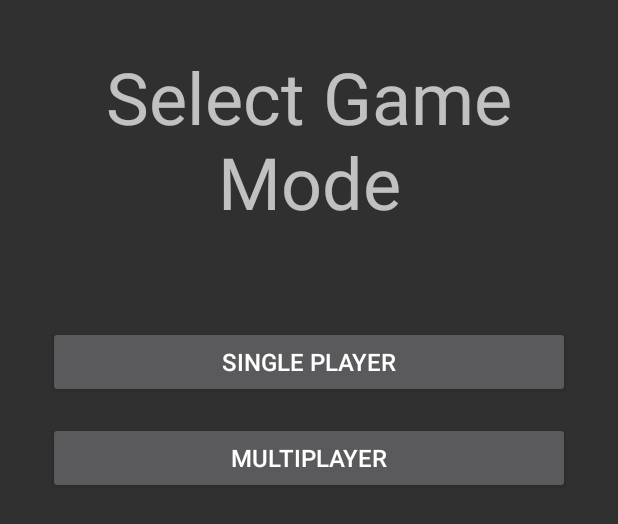
After one commit to NetoPedro/TicTacToe, an Android app: the layout activity_select_game_mode.xml on its own in the app's theme, with its tools: preview values and no code run, on a phone screen of 412 x 824 dp. The commit adds this screen. Shown: the top 524 px of the screen. Run offline under Robolectric (Android 15) with nearby library versions, the phone set to English and light mode, and no system bars.

Commit message:
Select Game Mode activity

```diff
--- a/app/src/main/AndroidManifest.xml
+++ b/app/src/main/AndroidManifest.xml
@@ -6,8 +6,8 @@
     <uses-permission android:name="android.permission.INTERNET" />
 
     <application
+        android:allowBackup="true"
         android:configChanges="keyboardHidden|orientation"
-        android:allowBackup="true"
         android:icon="@mipmap/ic_launcher"
         android:label="@string/app_name"
         android:supportsRtl="true"
--- /dev/null
+++ b/app/src/main/java/com/trimteam/tictactoe/SelectGameMode.java
@@ -0,0 +1,13 @@
+package com.trimteam.tictactoe;
+
+import android.support.v7.app.AppCompatActivity;
+import android.os.Bundle;
+
+public class SelectGameMode extends AppCompatActivity {
+
+    @Override
+    protected void onCreate(Bundle savedInstanceState) {
+        super.onCreate(savedInstanceState);
+        setContentView(R.layout.activity_select_game_mode);
+    }
+}
--- /dev/null
+++ b/app/src/main/res/layout/activity_select_game_mode.xml
@@ -0,0 +1,45 @@
+<?xml version="1.0" encoding="utf-8"?>
+<RelativeLayout xmlns:android="http://schemas.android.com/apk/res/android"
+    xmlns:tools="http://schemas.android.com/tools"
+    android:id="@+id/activity_select_game_mode"
+    android:layout_width="match_parent"
+    android:layout_height="match_parent"
+    android:paddingBottom="@dimen/activity_vertical_margin"
+    android:paddingLeft="@dimen/activity_horizontal_margin"
+    android:paddingRight="@dimen/activity_horizontal_margin"
+    android:paddingTop="@dimen/activity_vertical_margin"
+    tools:context="com.trimteam.tictactoe.SelectGameMode">
+
+    <TextView
+        android:layout_width="match_parent"
+        android:layout_height="wrap_content"
+        android:textAlignment="center"
+        android:text="@string/select_game_mode"
+        android:textSize="@android:dimen/app_icon_size"
+        android:id="@+id/button_select_game_mode"
+        android:layout_marginBottom="64dp"
+        android:layout_marginTop="16dp"/>
+
+    <Button
+        android:text="@string/single_player"
+        android:layout_width="match_parent"
+        android:layout_height="wrap_content"
+        android:layout_centerHorizontal="true"
+        android:textSize="@dimen/activity_vertical_margin"
+        android:layout_marginLeft="16dp"
+        android:layout_marginRight="16dp"
+        android:layout_marginBottom="16dp"
+        android:layout_below="@+id/button_select_game_mode"
+        android:id="@+id/button_single_player" />
+
+    <Button
+        android:text="@string/multiplayer"
+        android:layout_width="match_parent"
+        android:layout_height="wrap_content"
+        android:layout_centerHorizontal="true"
+        android:textSize="@dimen/activity_vertical_margin"
+        android:layout_marginLeft="16dp"
+        android:layout_marginRight="16dp"
+        android:id="@+id/button_multiplayer"
+        android:layout_below="@+id/button_single_player" />
+</RelativeLayout>
--- a/app/src/main/res/values/strings.xml
+++ b/app/src/main/res/values/strings.xml
@@ -81,4 +81,7 @@
     <string name="rateNow">Rate now</string>
     <string name="later">Later</string>
     <string name="never">No, thanks</string>
+    <string name="select_game_mode">Select Game Mode</string>
+    <string name="single_player">Single Player</string>
+    <string name="multiplayer">Multiplayer</string>
 </resources>
--- a/build.gradle
+++ b/build.gradle
@@ -5,7 +5,7 @@ buildscript {
         jcenter()
     }
     dependencies {
-        classpath 'com.android.tools.build:gradle:2.1.2'
+        classpath 'com.android.tools.build:gradle:2.2.3'
 
         // NOTE: Do not place your application dependencies here; they belong
         // in the individual module build.gradle files
```
Also changed, not shown: gradle/wrapper/gradle-wrapper.properties.
